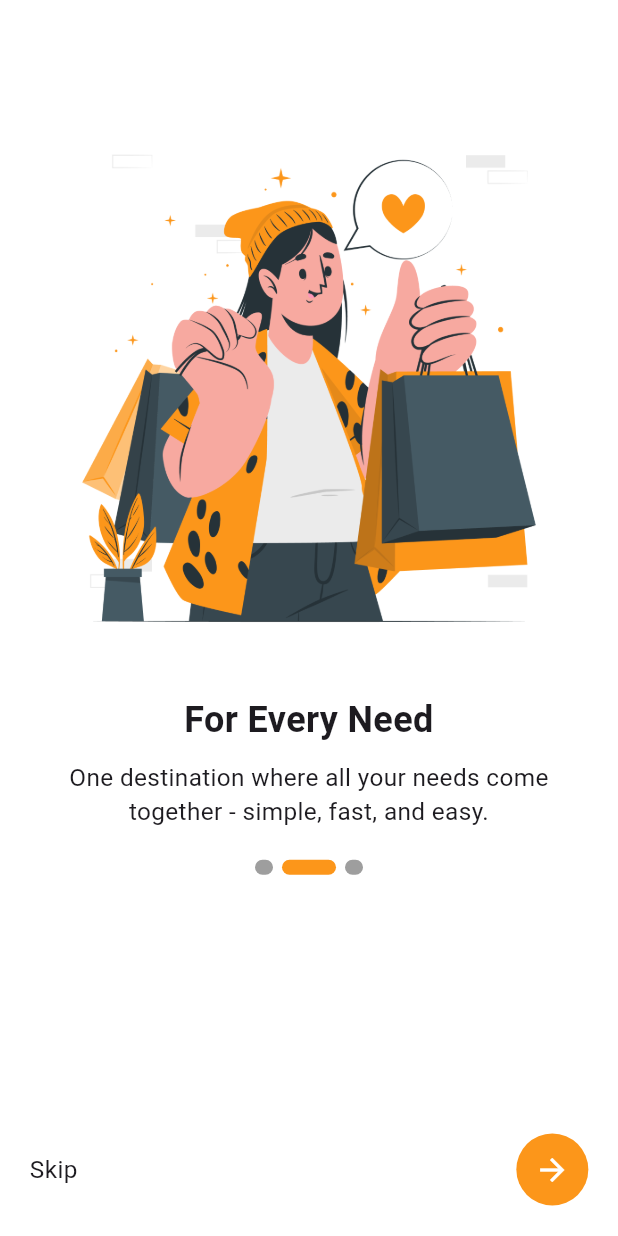
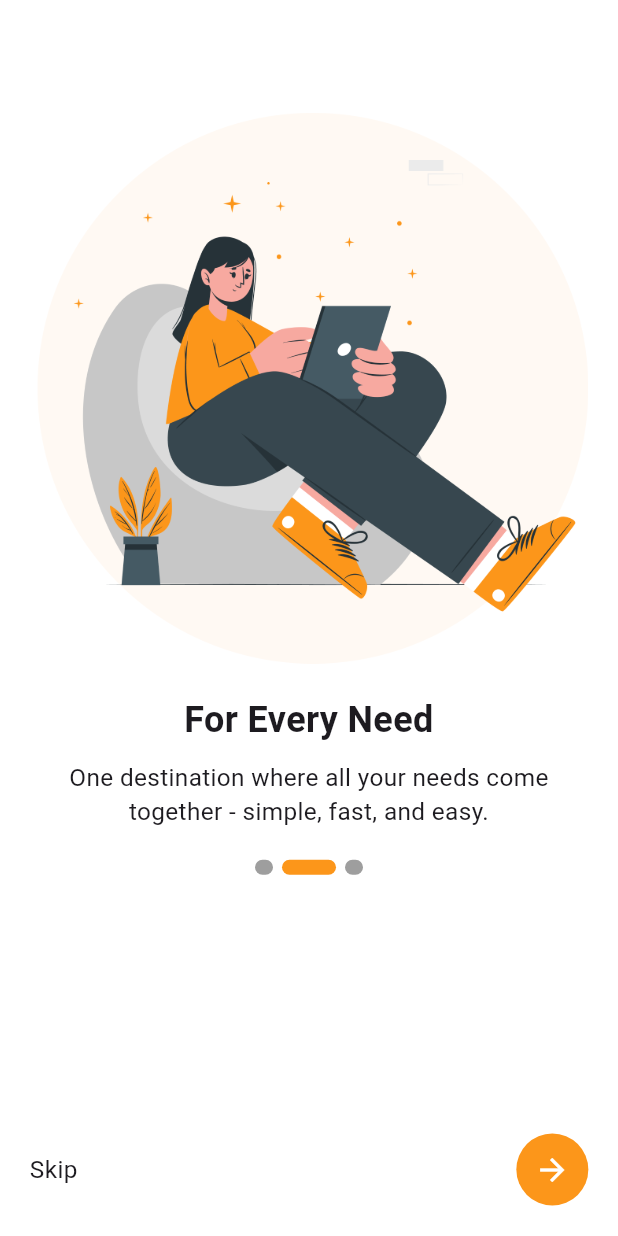
Before and after one commit to asiftonim/onboarding_screens, a Flutter app: the screen it shows after launch, after a tap on the "arrow forward" icon, on a phone screen of 412 x 824 dp. Run offline on Flutter 3.47's test engine with Material 3 defaults, Android fonts, the phone set to English and light mode, and no system bars; drawn by our look-alikes of smooth_page_indicator; our stand-ins replace flutter_screenutil, get, google_fonts.

Commit message:
creat login page

```diff
--- a/lib/core/utils/constants/image_path.dart
+++ b/lib/core/utils/constants/image_path.dart
@@ -1,10 +1,8 @@
 class ImagePath{
   static const  String _basePath='assets/images';
   static const  String  onboardingPage1Image ='$_basePath/Shopping bag-cuate 1.png';
-  static const  String onboardingPage1textImage='$_basePath/Frame 2147229969.png';
-  static const  String  onboardingPage1Image2 ='$_basePath/Add to Cart-cuate 1.png';
-  static const  String onboardingPage1textImage2='$_basePath/Frame 214722.png';
-  static const  String  onboardingPage1Image3 ='$_basePath/Add to Cart-cuate 1.png';
-  static const  String onboardingPage1textImage3='$_basePath/Frame 229969.png';
+  static const  String  onboardingPage1Image2 ='$_basePath/Group 2085664331.png';
+  static const  String  onboardingPage1Image3 ='$_basePath/Group 2085664332.png';
+
 
 }
--- a/lib/features/onboarding/controllers/onboarding_controller.dart
+++ b/lib/features/onboarding/controllers/onboarding_controller.dart
@@ -15,12 +15,12 @@ class OnboardingController extends GetxController {
       "subtitle": "Shop smarter, save time, and discover the best deals."
     },
     {
-      "image": ImagePath.onboardingPage1Image,
+      "image": ImagePath.onboardingPage1Image2,
       "title": "For Every Need",
       "subtitle": "One destination where all your needs come together - simple, fast, and easy."
     },
     {
-      "image": ImagePath.onboardingPage1Image,
+      "image": ImagePath.onboardingPage1Image3,
       "title": "Fast Delivery",
       "subtitle": "Fast, reliable delivery of all your favorites,straight to your doorstep whenever you need."
     },
@@ -29,7 +29,7 @@ class OnboardingController extends GetxController {
   void nextPage() {
     if (currentPage.value < pages.length - 1) {
       pageController.nextPage(
-        duration: const Duration(milliseconds: 300),
+        duration: const Duration(milliseconds: 500),
         curve: Curves.ease,
       );
     } else {
```
Also changed, not shown: lib/core/common/widgets/custom_text_fields.dart (+4 -3 lines), assets/images/Add to Cart-cuate 1.png (deleted), assets/images/Frame 214722.png (deleted), assets/images/Frame 2147229969.png (deleted), assets/images/Group 2085664331.png (added), assets/images/Group 2085664332.png (added).
